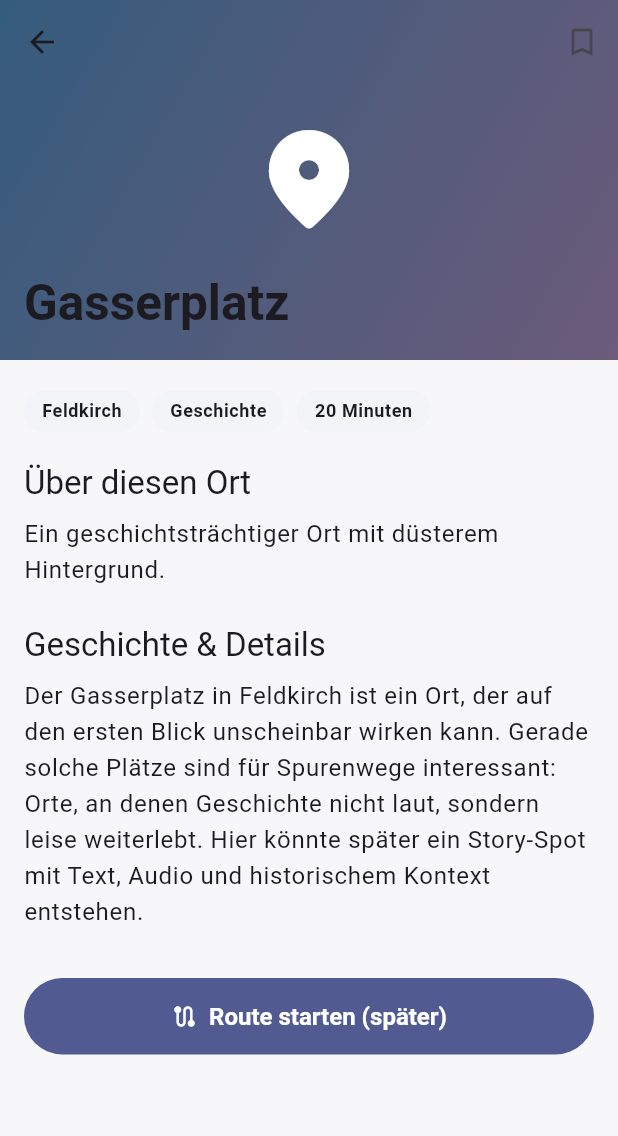
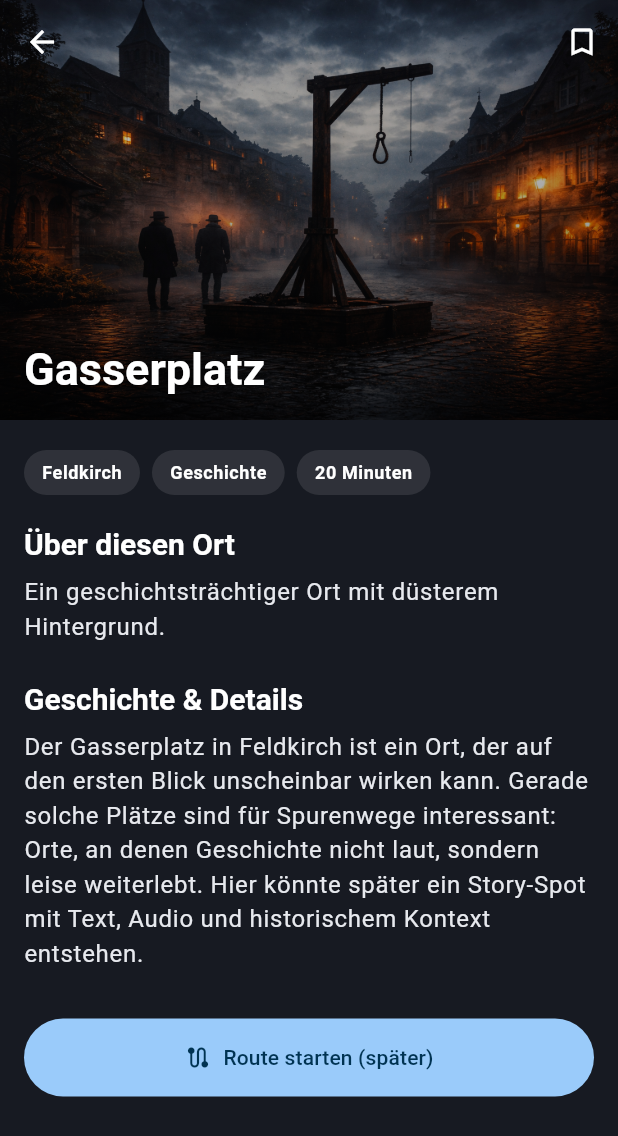
Before and after one commit to LckBrg/spurenwege_app, a Flutter app: the screen it shows after launch, after a tap on "Gasserplatz", on a phone screen of 412 x 824 dp. Shown: the top 1136 px of the screen. Run offline on Flutter 3.47's test engine with Material 3 defaults, Android fonts, the phone set to English and light mode, and no system bars.

Commit message:
Zwischenstand vor Design-Neuaufbau

```diff
--- a/lib/app/theme.dart
+++ b/lib/app/theme.dart
@@ -1,26 +1,93 @@
 import 'package:flutter/material.dart';
 
 ThemeData buildAppTheme() {
-  const seedColor = Color(0xFF3F51B5);
+  const seedColor = Color(0xFF355C7D);
+  const background = Color(0xFF171A22);
+  const surface = Color(0xFFF4F1EA);
+
+  final colorScheme = ColorScheme.fromSeed(
+    seedColor: seedColor,
+    brightness: Brightness.dark,
+  );
 
   return ThemeData(
     useMaterial3: true,
-    colorScheme: ColorScheme.fromSeed(seedColor: seedColor),
-    scaffoldBackgroundColor: const Color(0xFFF7F7F9),
-    appBarTheme: const AppBarTheme(centerTitle: false, elevation: 0),
-    cardTheme: CardThemeData(
-      elevation: 1,
-      margin: EdgeInsets.zero,
-      shape: RoundedRectangleBorder(borderRadius: BorderRadius.circular(18)),
+    colorScheme: colorScheme,
+    scaffoldBackgroundColor: background,
+    appBarTheme: const AppBarTheme(
+      backgroundColor: Colors.transparent,
+      foregroundColor: Colors.white,
+      elevation: 0,
+      centerTitle: false,
+    ),
+    textTheme: const TextTheme(
+      headlineSmall: TextStyle(
+        fontSize: 28,
+        fontWeight: FontWeight.w800,
+        color: Colors.white,
+      ),
+      titleLarge: TextStyle(
+        fontSize: 20,
+        fontWeight: FontWeight.w700,
+        color: Colors.white,
+      ),
+      titleMedium: TextStyle(
+        fontSize: 16,
+        fontWeight: FontWeight.w700,
+        color: Colors.white,
+      ),
+      bodyLarge: TextStyle(
+        fontSize: 16,
+        height: 1.45,
+        color: Color(0xFFE7E9EE),
+      ),
+      bodyMedium: TextStyle(
+        fontSize: 14,
+        height: 1.4,
+        color: Color(0xFFD0D4DD),
+      ),
+      bodySmall: TextStyle(
+        fontSize: 12,
+        height: 1.35,
+        color: Color(0xFFADB3C2),
+      ),
     ),
     inputDecorationTheme: InputDecorationTheme(
       filled: true,
-      fillColor: Colors.white,
+      fillColor: Colors.white.withOpacity(0.10),
+      hintStyle: const TextStyle(color: Color(0xFFD0D4DD)),
+      prefixIconColor: const Color(0xFFD0D4DD),
       border: OutlineInputBorder(
-        borderRadius: BorderRadius.circular(14),
+        borderRadius: BorderRadius.circular(18),
         borderSide: BorderSide.none,
+      ),
+      enabledBorder: OutlineInputBorder(
+        borderRadius: BorderRadius.circular(18),
+        borderSide: BorderSide.none,
+      ),
+      focusedBorder: OutlineInputBorder(
+        borderRadius: BorderRadius.circular(18),
+        borderSide: const BorderSide(color: Color(0xFF7C8DB5), width: 1.2),
       ),
       contentPadding: const EdgeInsets.symmetric(horizontal: 16, vertical: 14),
     ),
+    navigationBarTheme: NavigationBarThemeData(
+      backgroundColor: const Color(0xFF1E222C),
+      indicatorColor: Colors.white.withOpacity(0.12),
+      labelTextStyle: WidgetStateProperty.resolveWith((states) {
+        final selected = states.contains(WidgetState.selected);
+        return TextStyle(
+          fontSize: 12,
+          fontWeight: selected ? FontWeight.w700 : FontWeight.w500,
+          color: Colors.white,
+        );
+      }),
+    ),
+    cardTheme: CardThemeData(
+      color: surface,
+      elevation: 0,
+      margin: EdgeInsets.zero,
+      shape: RoundedRectangleBorder(borderRadius: BorderRadius.circular(24)),
+    ),
   );
 }
--- a/lib/features/home/home_screen.dart
+++ b/lib/features/home/home_screen.dart
@@ -42,27 +42,43 @@ class _HomeScreenState extends State<HomeScreen> {
     final theme = Theme.of(context);
 
     return Scaffold(
+      backgroundColor: Colors.transparent,
       appBar: AppBar(title: const Text('Spurenwege')),
-      body: ListView(
-        padding: const EdgeInsets.fromLTRB(16, 8, 16, 20),
+      body: Stack(
+        children: [
+          /// Fester Hintergrund
+          Positioned.fill(
+            child: Image.asset(
+              'assets/images/spots/schattenburg.jpg',
+              fit: BoxFit.cover,
+            ),
+          ),
+          Positioned.fill(
+            child: Container(
+              decoration: BoxDecoration(
+                gradient: LinearGradient(
+                  colors: [
+                    Colors.black.withOpacity(0.72),
+                    Colors.black.withOpacity(0.55),
+                    const Color(0xFF171A22).withOpacity(0.88),
+                  ],
+                  begin: Alignment.topCenter,
+                  end: Alignment.bottomCenter,
+                ),
+              ),
+            ),
+          ),
+
+          /// Scrollbarer Inhalt
+          ListView(
+            padding: const EdgeInsets.fromLTRB(16, 8, 16, 24),
             children: [
               Container(
-            width: double.infinity,
                 padding: const EdgeInsets.all(22),
                 decoration: BoxDecoration(
+                  color: Colors.white.withOpacity(0.10),
                   borderRadius: BorderRadius.circular(28),
-              gradient: const LinearGradient(
-                colors: [Color(0xFF355C7D), Color(0xFF6C5B7B)],
-                begin: Alignment.topLeft,
-                end: Alignment.bottomRight,
-              ),
-              boxShadow: [
-                BoxShadow(
-                  color: Colors.black.withAlpha(26),
-                  blurRadius: 18,
-                  offset: const Offset(0, 8),
-                ),
-              ],
+                  border: Border.all(color: Colors.white.withOpacity(0.10)),
                 ),
                 child: Column(
                   crossAxisAlignment: CrossAxisAlignment.start,
@@ -73,7 +89,7 @@ class _HomeScreenState extends State<HomeScreen> {
                         vertical: 6,
                       ),
                       decoration: BoxDecoration(
-                    color: Colors.white.withAlpha(40),
+                        color: Colors.white.withOpacity(0.12),
                         borderRadius: BorderRadius.circular(999),
                       ),
                       child: const Text(
@@ -86,40 +102,14 @@ class _HomeScreenState extends State<HomeScreen> {
                       ),
                     ),
                     const SizedBox(height: 18),
-                const Text(
+                    Text(
                       'Vorarlberg neu entdecken.',
-                  style: TextStyle(
-                    fontSize: 30,
-                    height: 1.1,
-                    fontWeight: FontWeight.w800,
-                    color: Colors.white,
-                  ),
+                      style: theme.textTheme.headlineSmall,
                     ),
                     const SizedBox(height: 10),
                     Text(
                       'Geschichten, besondere Orte und spätere Erlebnisrouten in einer App.',
-                  style: theme.textTheme.bodyMedium?.copyWith(
-                    color: Colors.white.withAlpha(230),
-                    fontSize: 15,
-                  ),
-                ),
-                const SizedBox(height: 18),
-                Row(
-                  children: [
-                    _HeroStat(
-                      icon: Icons.place_outlined,
-                      value: '${demoSpots.length}',
-                      label: 'Spots',
-                    ),
-                    const SizedBox(width: 10),
-                    const _HeroStat(
-                      icon: Icons.route_outlined,
-                      value: '0',
-                      label: 'Routen',
-                    ),
-                    const SizedBox(width: 10),
-                    const Expanded(child: SizedBox()),
-                  ],
+                      style: theme.textTheme.bodyMedium,
                     ),
                   ],
                 ),
@@ -128,8 +118,9 @@ class _HomeScreenState extends State<HomeScreen> {
               Container(
                 padding: const EdgeInsets.all(14),
                 decoration: BoxDecoration(
-              color: Colors.white,
+                  color: Colors.white.withOpacity(0.08),
                   borderRadius: BorderRadius.circular(22),
+                  border: Border.all(color: Colors.white.withOpacity(0.08)),
                 ),
                 child: TextField(
                   onChanged: (value) {
@@ -137,52 +128,11 @@ class _HomeScreenState extends State<HomeScreen> {
                       searchText = value;
                     });
                   },
+                  style: const TextStyle(color: Colors.white),
                   decoration: const InputDecoration(
                     hintText: 'Spots, Städte oder Kategorien suchen',
                     prefixIcon: Icon(Icons.search),
                   ),
-            ),
-          ),
-          const SizedBox(height: 18),
-          Container(
-            padding: const EdgeInsets.all(18),
-            decoration: BoxDecoration(
-              color: const Color(0xFFFFF8E8),
-              borderRadius: BorderRadius.circular(24),
-              border: Border.all(color: const Color(0xFFF3E2A9)),
-            ),
-            child: Row(
-              crossAxisAlignment: CrossAxisAlignment.start,
-              children: [
-                Container(
-                  width: 46,
-                  height: 46,
-                  decoration: BoxDecoration(
-                    color: const Color(0xFFFFE7A3),
-                    borderRadius: BorderRadius.circular(14),
-                  ),
-                  child: const Icon(Icons.auto_stories_outlined),
-                ),
-                const SizedBox(width: 12),
-                Expanded(
-                  child: Column(
-                    crossAxisAlignment: CrossAxisAlignment.start,
-                    children: [
-                      Text(
-                        'Spurenwege wächst gerade',
-                        style: theme.textTheme.titleMedium?.copyWith(
-                          fontWeight: FontWeight.w700,
-                        ),
-                      ),
-                      const SizedBox(height: 6),
-                      Text(
-                        'Später findest du hier Geschichten, Audiostationen, Rätsel und komplette Erlebnisrouten.',
-                        style: theme.textTheme.bodyMedium,
-                      ),
-                    ],
-                  ),
-                ),
-              ],
                 ),
               ),
               const SizedBox(height: 18),
@@ -196,7 +146,7 @@ class _HomeScreenState extends State<HomeScreen> {
                       vertical: 6,
                     ),
                     decoration: BoxDecoration(
-                  color: Colors.white,
+                      color: Colors.white.withOpacity(0.10),
                       borderRadius: BorderRadius.circular(999),
                     ),
                     child: Text(
@@ -211,60 +161,23 @@ class _HomeScreenState extends State<HomeScreen> {
               const SizedBox(height: 12),
               if (spots.isEmpty)
                 const Padding(
-              padding: EdgeInsets.only(top: 50),
-              child: Center(child: Text('Keine Spots gefunden.')),
+                  padding: EdgeInsets.only(top: 40),
+                  child: Center(
+                    child: Text(
+                      'Keine Spots gefunden.',
+                      style: TextStyle(color: Colors.white),
+                    ),
+                  ),
                 )
               else
                 ...spots.map(
                   (spot) => Padding(
                     padding: const EdgeInsets.only(bottom: 12),
-                child: SpotCard(spot: spot, onTap: () => openSpotDetail(spot)),
+                    child: SpotCard(
+                      spot: spot,
+                      onTap: () => openSpotDetail(spot),
                     ),
                   ),
-        ],
-      ),
-    );
-  }
-}
-
-class _HeroStat extends StatelessWidget {
-  final IconData icon;
-  final String value;
-  final String label;
-
-  const _HeroStat({
-    required this.icon,
-    required this.value,
-    required this.label,
-  });
-
-  @override
-  Widget build(BuildContext context) {
-    return Container(
-      padding: const EdgeInsets.symmetric(horizontal: 12, vertical: 10),
-      decoration: BoxDecoration(
-        color: Colors.white.withAlpha(34),
-        borderRadius: BorderRadius.circular(18),
-      ),
-      child: Row(
-        mainAxisSize: MainAxisSize.min,
-        children: [
-          Icon(icon, color: Colors.white, size: 18),
-          const SizedBox(width: 8),
-          Column(
-            crossAxisAlignment: CrossAxisAlignment.start,
-            children: [
-              Text(
-                value,
-                style: const TextStyle(
-                  color: Colors.white,
-                  fontWeight: FontWeight.w800,
-                  fontSize: 15,
-                ),
-              ),
-              Text(
-                label,
-                style: const TextStyle(color: Colors.white70, fontSize: 11),
                 ),
             ],
           ),
--- a/lib/features/spots/spot_detail_screen.dart
+++ b/lib/features/spots/spot_detail_screen.dart
@@ -15,6 +15,19 @@ class SpotDetailScreen extends StatefulWidget {
 class _SpotDetailScreenState extends State<SpotDetailScreen> {
   final repo = FavoritesRepository();
 
+  String getHeaderImage() {
+    switch (widget.spot.title) {
+      case 'Gasserplatz':
+        return 'assets/images/spots/gasserplatz.jpg';
+      case 'Schattenburg':
+        return 'assets/images/spots/schattenburg.jpg';
+      case 'Altstadt Bludenz':
+        return 'assets/images/spots/bludenz.jpg';
+      default:
+        return 'assets/images/spots/schattenburg.jpg';
+    }
+  }
+
   @override
   Widget build(BuildContext context) {
     final spot = widget.spot;
@@ -25,32 +38,9 @@ class _SpotDetailScreenState extends State<SpotDetailScreen> {
       body: CustomScrollView(
         slivers: [
           SliverAppBar(
-            expandedHeight: 240,
+            expandedHeight: 280,
             pinned: true,
-            backgroundColor: Colors.transparent,
-            flexibleSpace: FlexibleSpaceBar(
-              titlePadding: const EdgeInsets.only(left: 16, bottom: 16),
-              title: Text(
-                spot.title,
-                style: const TextStyle(fontWeight: FontWeight.w700),
-              ),
-              background: Container(
-                decoration: const BoxDecoration(
-                  gradient: LinearGradient(
-                    colors: [Color(0xFF355C7D), Color(0xFF6C5B7B)],
-                    begin: Alignment.topLeft,
-                    end: Alignment.bottomRight,
-                  ),
-                ),
-                child: const Center(
-                  child: Icon(
-                    Icons.place_rounded,
-                    size: 80,
-                    color: Colors.white,
-                  ),
-                ),
-              ),
-            ),
+            backgroundColor: const Color(0xFF171A22),
             actions: [
               IconButton(
                 onPressed: () {
@@ -61,15 +51,47 @@ class _SpotDetailScreenState extends State<SpotDetailScreen> {
                 icon: Icon(isFav ? Icons.bookmark : Icons.bookmark_border),
               ),
             ],
+            flexibleSpace: FlexibleSpaceBar(
+              titlePadding: const EdgeInsets.only(
+                left: 16,
+                right: 16,
+                bottom: 16,
+              ),
+              title: Text(
+                spot.title,
+                style: const TextStyle(
+                  fontWeight: FontWeight.w700,
+                  shadows: [Shadow(blurRadius: 8, color: Colors.black54)],
+                ),
+              ),
+              background: Stack(
+                fit: StackFit.expand,
+                children: [
+                  Image.asset(getHeaderImage(), fit: BoxFit.cover),
+                  Container(
+                    decoration: BoxDecoration(
+                      gradient: LinearGradient(
+                        colors: [
+                          Colors.black.withOpacity(0.15),
+                          Colors.black.withOpacity(0.35),
+                          Colors.black.withOpacity(0.72),
+                        ],
+                        begin: Alignment.topCenter,
+                        end: Alignment.bottomCenter,
+                      ),
+                    ),
+                  ),
+                ],
+              ),
+            ),
           ),
-
           SliverToBoxAdapter(
-            child: Padding(
-              padding: const EdgeInsets.fromLTRB(16, 20, 16, 24),
+            child: Container(
+              color: const Color(0xFF171A22),
+              padding: const EdgeInsets.fromLTRB(16, 20, 16, 28),
               child: Column(
                 crossAxisAlignment: CrossAxisAlignment.start,
                 children: [
-                  /// Meta Infos
                   Wrap(
                     spacing: 8,
                     runSpacing: 8,
@@ -81,27 +103,18 @@ class _SpotDetailScreenState extends State<SpotDetailScreen> {
                       ),
                     ],
                   ),
-
                   const SizedBox(height: 20),
-
-                  /// Einleitung
                   Text('Über diesen Ort', style: theme.textTheme.titleLarge),
                   const SizedBox(height: 8),
                   Text(spot.shortDescription, style: theme.textTheme.bodyLarge),
-
                   const SizedBox(height: 24),
-
-                  /// Details
                   Text(
                     'Geschichte & Details',
                     style: theme.textTheme.titleLarge,
                   ),
                   const SizedBox(height: 8),
                   Text(spot.longDescription, style: theme.textTheme.bodyLarge),
-
                   const SizedBox(height: 32),
-
-                  /// CTA Button
                   SizedBox(
                     width: double.infinity,
                     child: FilledButton.icon(
@@ -110,10 +123,6 @@ class _SpotDetailScreenState extends State<SpotDetailScreen> {
                       label: const Text('Route starten (später)'),
                       style: FilledButton.styleFrom(
                         padding: const EdgeInsets.symmetric(vertical: 16),
-                        textStyle: const TextStyle(
-                          fontSize: 16,
-                          fontWeight: FontWeight.w700,
-                        ),
                       ),
                     ),
                   ),
@@ -135,16 +144,17 @@ class _InfoTag extends StatelessWidget {
   @override
   Widget build(BuildContext context) {
     return Container(
-      padding: const EdgeInsets.symmetric(horizontal: 12, vertical: 6),
+      padding: const EdgeInsets.symmetric(horizontal: 12, vertical: 7),
       decoration: BoxDecoration(
-        color: const Color(0xFFF2F4F7),
+        color: Colors.white.withOpacity(0.10),
         borderRadius: BorderRadius.circular(999),
       ),
       child: Text(
         label,
-        style: Theme.of(
-          context,
-        ).textTheme.bodySmall?.copyWith(fontWeight: FontWeight.w600),
+        style: Theme.of(context).textTheme.bodySmall?.copyWith(
+          color: Colors.white,
+          fontWeight: FontWeight.w600,
+        ),
       ),
     );
   }
```
Also changed, not shown: assets/images/spots/gasserplatz.jpg, assets/images/spots/schattenburg.jpg. Lines whose indentation alone changed are shown as unchanged.
